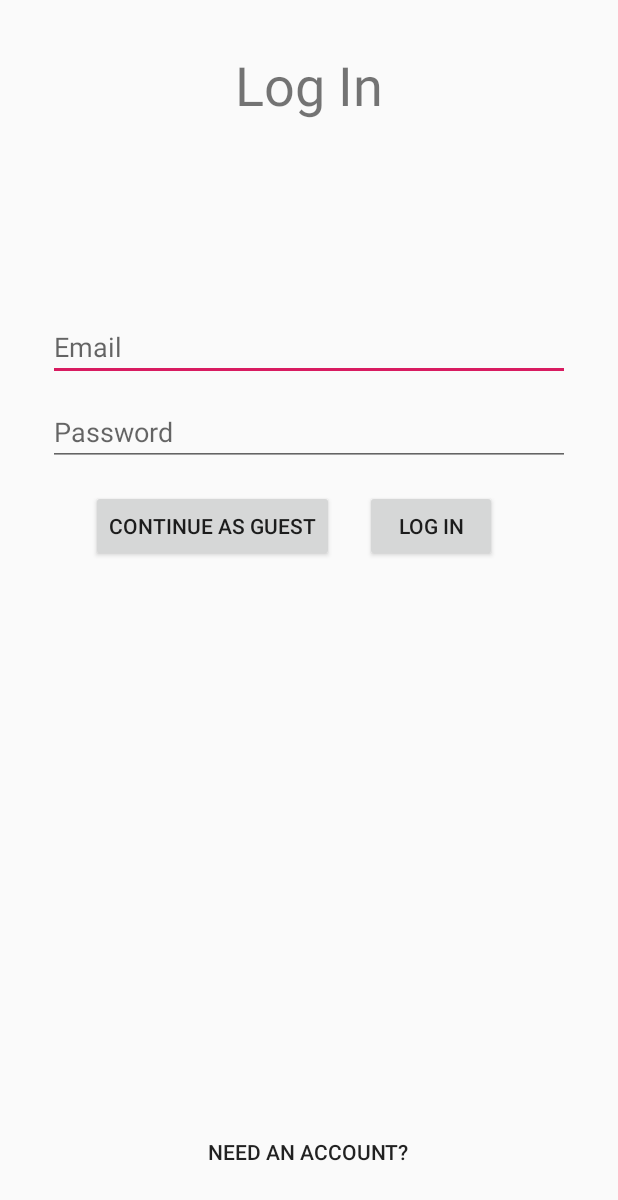
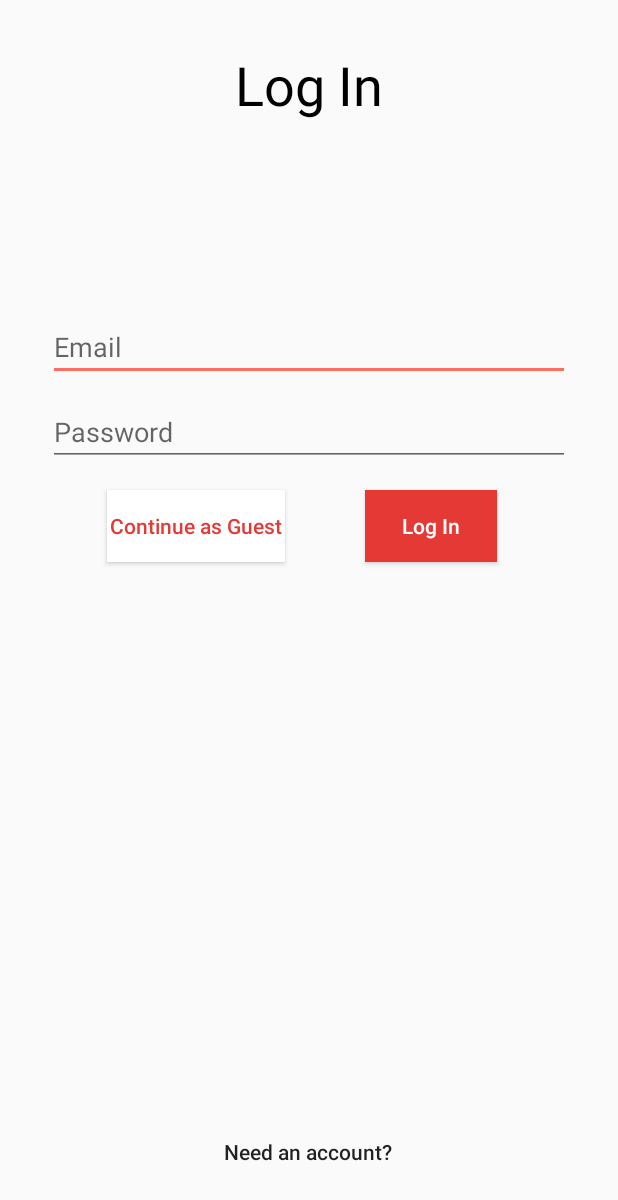
Before and after one commit to jbates888/CharityApp, an Android app: the screen it shows after launch (MainActivity), on a phone screen of 412 x 824 dp. Shown: the top 1200 px of the screen. Run offline under Robolectric (Android 15) with nearby library versions, the phone set to English and light mode, and no system bars; our stand-ins replace Firebase (no records; nobody signed in at launch, a user with empty details on screens opened directly).

Commit message:
Updated theme

```diff
--- a/app/src/main/res/layout/activity_main.xml
+++ b/app/src/main/res/layout/activity_main.xml
@@ -12,6 +12,7 @@
         android:layout_height="wrap_content"
         android:layout_marginTop="32dp"
         android:text="@string/loginText"
+        android:textColor="@color/common_google_signin_btn_text_dark_focused"
         android:textSize="36sp"
         app:layout_constraintEnd_toEndOf="parent"
         app:layout_constraintStart_toStartOf="parent"
@@ -26,6 +27,7 @@
         android:backgroundTint="#00FFFFFF"
         android:shadowColor="#00FFFFFF"
         android:text="@string/ToSignInTxt"
+        android:textAllCaps="false"
         app:layout_constraintBottom_toBottomOf="parent"
         app:layout_constraintEnd_toEndOf="parent"
         app:layout_constraintHorizontal_bias="0.498"
@@ -37,7 +39,12 @@
         android:layout_height="wrap_content"
         android:layout_marginTop="16dp"
         android:layout_marginEnd="8dp"
+        android:background="@color/common_google_signin_btn_text_dark_pressed"
+        android:paddingLeft="2dp"
+        android:paddingRight="2dp"
         android:text="@string/guestBtnTxt"
+        android:textAllCaps="false"
+        android:textColor="@color/colorPrimary"
         app:layout_constraintEnd_toEndOf="parent"
         app:layout_constraintHorizontal_bias="0.25"
         app:layout_constraintStart_toStartOf="parent"
@@ -76,7 +83,10 @@
         android:layout_width="wrap_content"
         android:layout_height="wrap_content"
         android:layout_marginTop="16dp"
+        android:background="@color/colorPrimary"
         android:text="@string/loginText"
+        android:textAllCaps="false"
+        android:textColor="#FFFFFF"
         app:layout_constraintEnd_toEndOf="parent"
         app:layout_constraintHorizontal_bias="0.75"
         app:layout_constraintStart_toStartOf="parent"
--- a/app/src/main/res/layout/activity_profile.xml
+++ b/app/src/main/res/layout/activity_profile.xml
@@ -37,7 +37,10 @@
         android:layout_width="wrap_content"
         android:layout_height="wrap_content"
         android:layout_marginTop="16dp"
+        android:background="@color/colorPrimary"
         android:text="@string/saveBtnTxt"
+        android:textAllCaps="false"
+        android:textColor="@color/common_google_signin_btn_text_dark_default"
         app:layout_constraintEnd_toEndOf="parent"
         app:layout_constraintStart_toStartOf="parent"
         app:layout_constraintTop_toBottomOf="@+id/userName_txt" />
--- a/app/src/main/res/layout/activity_reg.xml
+++ b/app/src/main/res/layout/activity_reg.xml
@@ -13,6 +13,7 @@
         android:layout_height="wrap_content"
         android:layout_marginTop="32dp"
         android:text="@string/SignUpTxt"
+        android:textColor="@color/common_google_signin_btn_text_dark_focused"
         android:textSize="36sp"
         app:layout_constraintEnd_toEndOf="parent"
         app:layout_constraintStart_toStartOf="parent"
@@ -53,6 +54,7 @@
         android:layout_marginBottom="32dp"
         android:background="#00FFFFFF"
         android:text="@string/ToLoginTxt"
+        android:textAllCaps="false"
         app:layout_constraintBottom_toBottomOf="parent"
         app:layout_constraintEnd_toEndOf="parent"
         app:layout_constraintHorizontal_bias="0.498"
@@ -63,7 +65,10 @@
         android:layout_width="wrap_content"
         android:layout_height="wrap_content"
         android:layout_marginTop="16dp"
+        android:background="@color/colorPrimary"
         android:text="@string/SignUpTxt"
+        android:textAllCaps="false"
+        android:textColor="#FFFFFF"
         app:layout_constraintEnd_toEndOf="parent"
         app:layout_constraintHorizontal_bias="0.498"
         app:layout_constraintStart_toStartOf="parent"
--- a/app/src/main/res/values/colors.xml
+++ b/app/src/main/res/values/colors.xml
@@ -1,6 +1,6 @@
 <?xml version="1.0" encoding="utf-8"?>
 <resources>
-    <color name="colorPrimary">#008577</color>
-    <color name="colorPrimaryDark">#00574B</color>
-    <color name="colorAccent">#D81B60</color>
+    <color name="colorPrimary">#E53935</color>
+    <color name="colorPrimaryDark">#AB000D</color>
+    <color name="colorAccent">#ff6f60</color>
 </resources>
```
